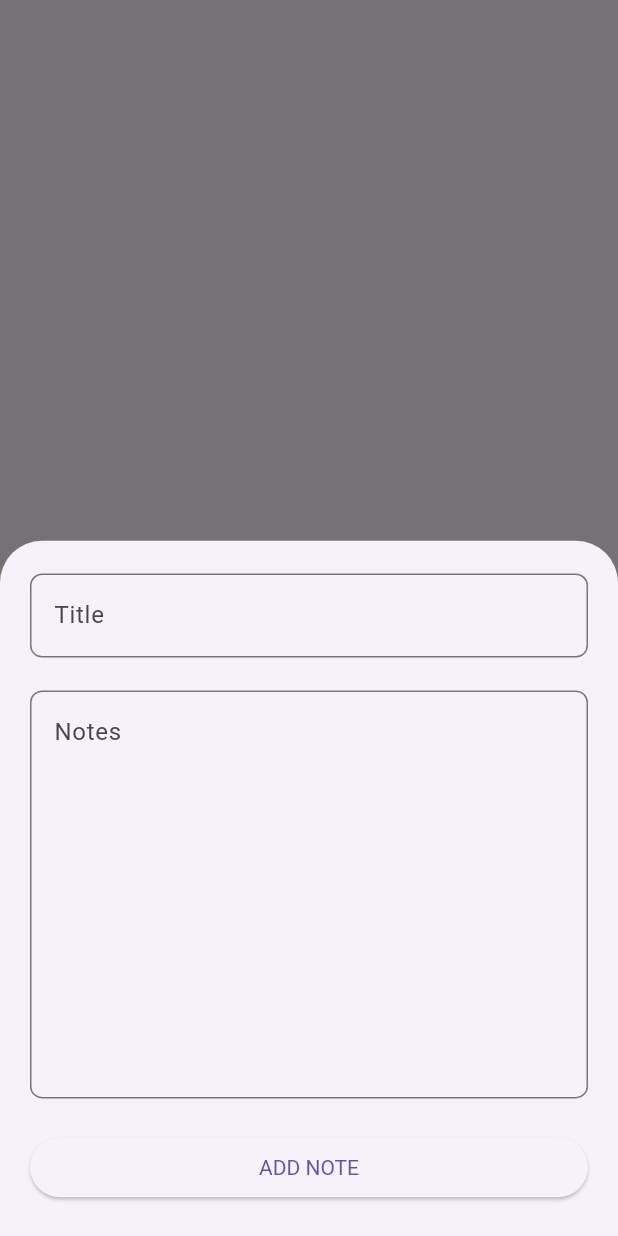
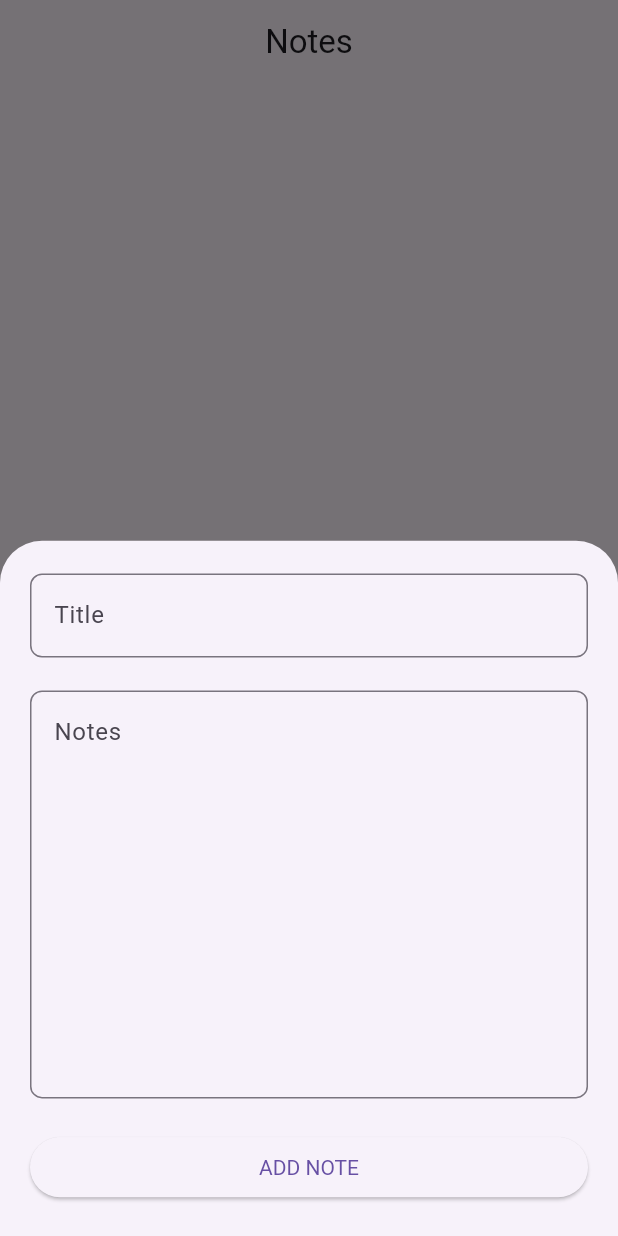
Before and after one commit to Shahabmustafa/Note-App, a Flutter app: the screen it shows after launch, after a tap on the "add" icon, on a phone screen of 412 x 824 dp. Run offline on Flutter 3.47's test engine with Material 3 defaults, Android fonts, the phone set to English and light mode, and no system bars; our stand-ins replace cloud_firestore, firebase_core, google_fonts; accounts and stored records are empty.

Commit message:
create note pad

```diff
--- a/lib/note_paid.dart
+++ b/lib/note_paid.dart
@@ -13,9 +13,42 @@ class NotePaid extends StatefulWidget {
 class _NotePaidState extends State<NotePaid> {
   TextEditingController title = TextEditingController();
   TextEditingController notes = TextEditingController();
+
+  List<Color> textColor = [
+    Colors.white,
+    Colors.black,
+    Colors.white,
+    Colors.white,
+    Colors.white,
+    Colors.white,
+    Colors.white,
+    Colors.black,
+  ];
+  List<Color> colorScheme = [
+    Colors.red,
+    Colors.yellow,
+    Colors.grey,
+    Colors.green,
+    Colors.blue,
+    Colors.amber,
+    Colors.cyanAccent,
+    Colors.white,
+  ];
   @override
   Widget build(BuildContext context) {
     return Scaffold(
+      appBar: AppBar(
+        title: Text("Notes"),
+        centerTitle: true,
+        // actions: [
+        //   IconButton(
+        //     onPressed: (){
+        //
+        //     },
+        //     icon: Icon(Icons.favorite_border),
+        //   ),
+        // ],
+      ),
       body: StreamBuilder(
         stream: FirebaseFirestore.instance.collection("notes").snapshots(),
         builder: (context,snapshot){
@@ -29,45 +62,34 @@ class _NotePaidState extends State<NotePaid> {
                 ),
                 itemBuilder: (context,index){
                   return Padding(
-                    padding: const EdgeInsets.all(2.0),
-                    child: ClipRRect(
-                      borderRadius: BorderRadius.circular(10),
+                    padding: const EdgeInsets.all(8.0),
                     child: Container(
                       height: 200,
                       width: 200,
                       decoration: BoxDecoration(
-                          color: Colors.yellow,
+                        color: colorScheme[index],
+                        borderRadius: BorderRadius.circular(10)
                       ),
                       child: Padding(
                         padding: const EdgeInsets.symmetric(vertical: 5),
                         child: Column(
                           mainAxisAlignment: MainAxisAlignment.spaceBetween,
                           children: [
-                              Row(
-                                mainAxisAlignment: MainAxisAlignment.spaceBetween,
-                                children: [
-                                  IconButton(
-                                    onPressed: (){},
-                                    icon: Icon(Icons.favorite_border),
-                                  ),
-                                  IconButton(
-                                    onPressed: (){},
-                                    icon: Icon(Icons.delete,color: Colors.red,),
-                                  ),
-                                ],
-                              ),
                             Padding(
-                                padding: const EdgeInsets.symmetric(horizontal: 10),
+                              padding: const EdgeInsets.symmetric(horizontal: 10,vertical: 10),
                               child: Column(
                                 children: [
                                   Row(
                                     mainAxisAlignment: MainAxisAlignment.start,
                                     children: [
-                                        Text(
+                                      Flexible(
+                                        child: Text(
                                           snapshot.data!.docs[index]["title"],
                                           style: GoogleFonts.aldrich(
                                             fontWeight: FontWeight.w600,
                                             fontSize: 20,
+                                            color: textColor[index],
+                                          ),
                                         ),
                                       ),
                                     ],
@@ -78,11 +100,14 @@ class _NotePaidState extends State<NotePaid> {
                                   Row(
                                     mainAxisAlignment: MainAxisAlignment.start,
                                     children: [
-                                        Text(
+                                      Flexible(
+                                        child: Text(
                                           snapshot.data!.docs[index]["notes"],
                                           style: GoogleFonts.aldrich(
                                             fontWeight: FontWeight.w200,
                                             fontSize: 15,
+                                            color: textColor[index],
+                                          ),
                                         ),
                                       ),
                                     ],
@@ -90,8 +115,33 @@ class _NotePaidState extends State<NotePaid> {
                                 ],
                               ),
                             ),
+                            Row(
+                              mainAxisAlignment: MainAxisAlignment.spaceBetween,
+                              children: [
+                                // IconButton(
+                                //   onPressed: (){
+                                //     final favourite = FirebaseFirestore.instance
+                                //         .collection("favourite")
+                                //         .doc(snapshot.data!.docs[index].id).set({
+                                //       "title" : snapshot.data!.docs[index]["title"],
+                                //       "notes" : snapshot.data!.docs[index]["notes"]
+                                //     });
+                                //
+                                //   },
+                                //   icon: Icon(Icons.favorite_border,color: textColor[index],),
+                                // ),
+                                IconButton(
+                                  onPressed: (){
+                                    FirebaseFirestore.instance
+                                        .collection("notes")
+                                        .doc(snapshot.data!.docs[index].id)
+                                        .delete();
+                                  },
+                                  icon: Icon(Icons.delete,color: textColor[index],),
+                                ),
                               ],
                             ),
+                          ],
                         ),
                       ),
                     ),
@@ -139,10 +189,16 @@ class _NotePaidState extends State<NotePaid> {
                           color: Colors.white,
                         ),
                       ),
-                      onPressed: (){
-                        FirebaseFirestore.instance.collection("notes").add({
+                      onPressed: ()async{
+                        await FirebaseFirestore.instance.collection("notes").add({
                           "title" : title.text.trim(),
                           "notes" : notes.text.trim(),
+                        }).then((value){
+                          Navigator.pop(context);
+                          title.clear();
+                          notes.clear();
+                        }).onError((error, stackTrace){
+                          print(error);
                         });
                       },
                       child: Text("ADD NOTE"),
```
Lines whose indentation alone changed are shown as unchanged.
